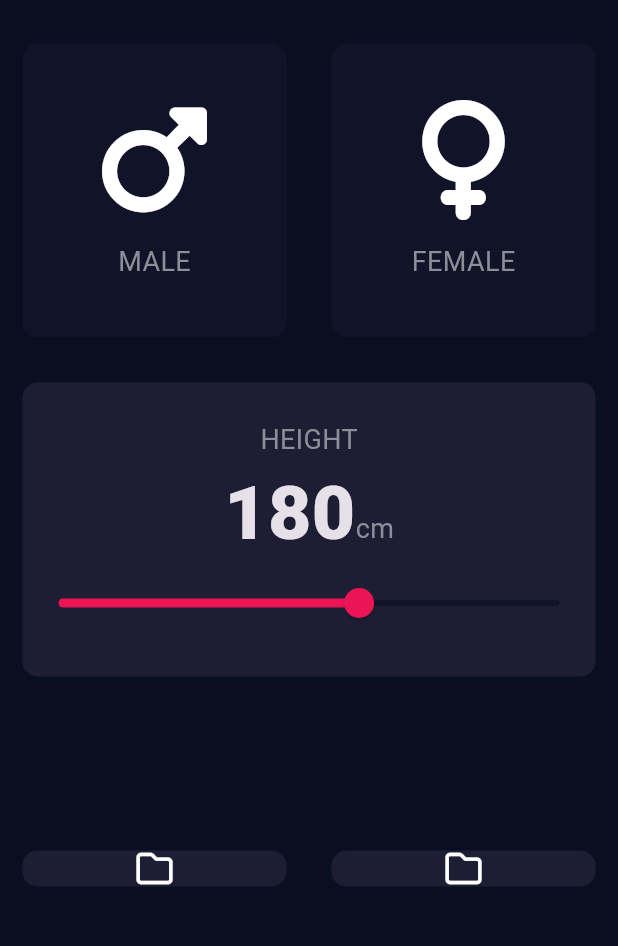
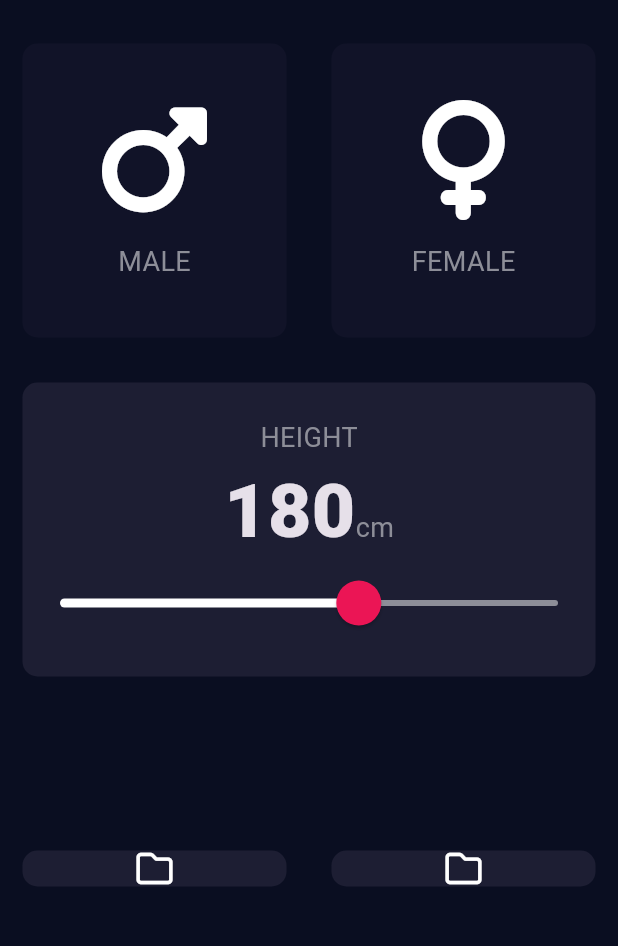
Before and after one commit to mr-schway/bmi-calculator, a Flutter app: the screen it shows after launch, on a phone screen of 412 x 824 dp, the part 63-1009 px from its top. Run offline on Flutter 3.47's test engine with Material 3 defaults, Android fonts, the phone set to English and light mode, and no system bars; our stand-ins replace font_awesome_flutter.

Commit message:
Modify the slider with SliderTheme

```diff
--- a/lib/input_page.dart
+++ b/lib/input_page.dart
@@ -93,17 +93,27 @@ class _InputPageState extends State<InputPage> {
                       ),
                     ],
                   ),
-                  Slider(
+                  SliderTheme(
+                    data: SliderTheme.of(context).copyWith(
+                      activeTrackColor: Colors.white,
+                      inactiveTrackColor: const Color(0xFF8D8E98),
+                      thumbColor: const Color(0xFFEB1555),
+                      overlayColor: const Color(0x30EB1555),
+                      thumbShape:
+                          const RoundSliderThumbShape(enabledThumbRadius: 15.0),
+                      overlayShape:
+                          const RoundSliderOverlayShape(overlayRadius: 25.0),
+                    ),
+                    child: Slider(
                       value: height.toDouble(),
                       min: 120,
                       max: 220,
-                    activeColor: Color(0xFFEB1555),
-                    inactiveColor: Color(0xFF111328),
                       onChanged: (double newValue) {
                         setState(() {
                           height = newValue.round();
                         });
                       },
+                    ),
                   )
                 ],
               ),
```
Lines whose indentation alone changed are shown as unchanged.
